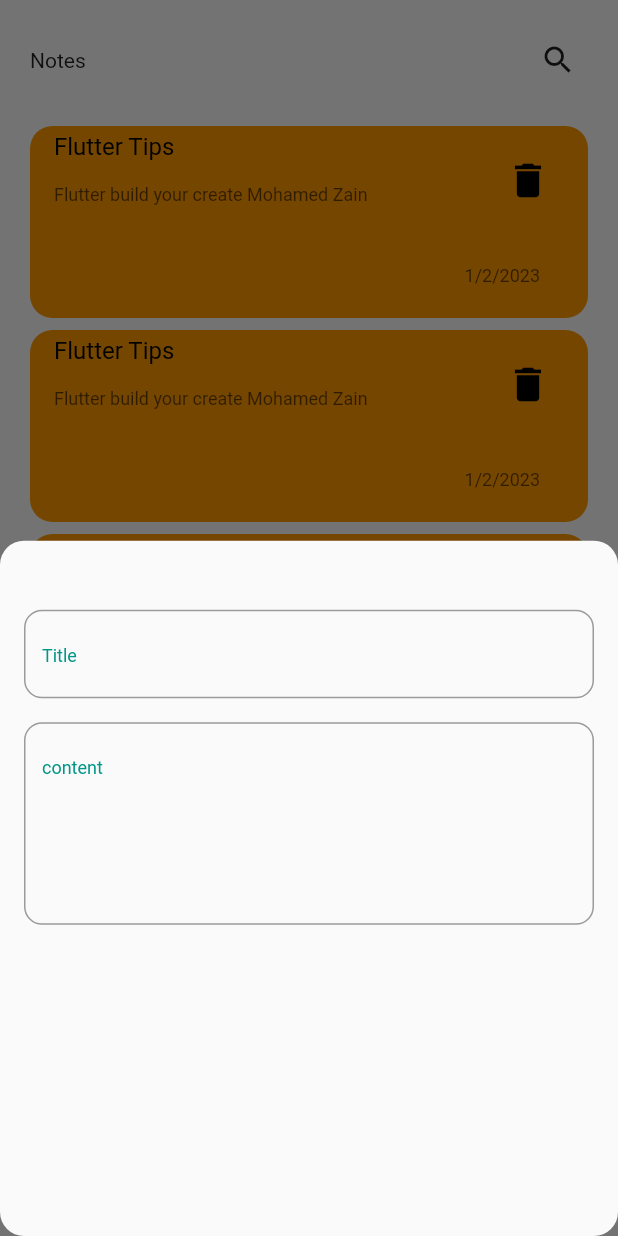
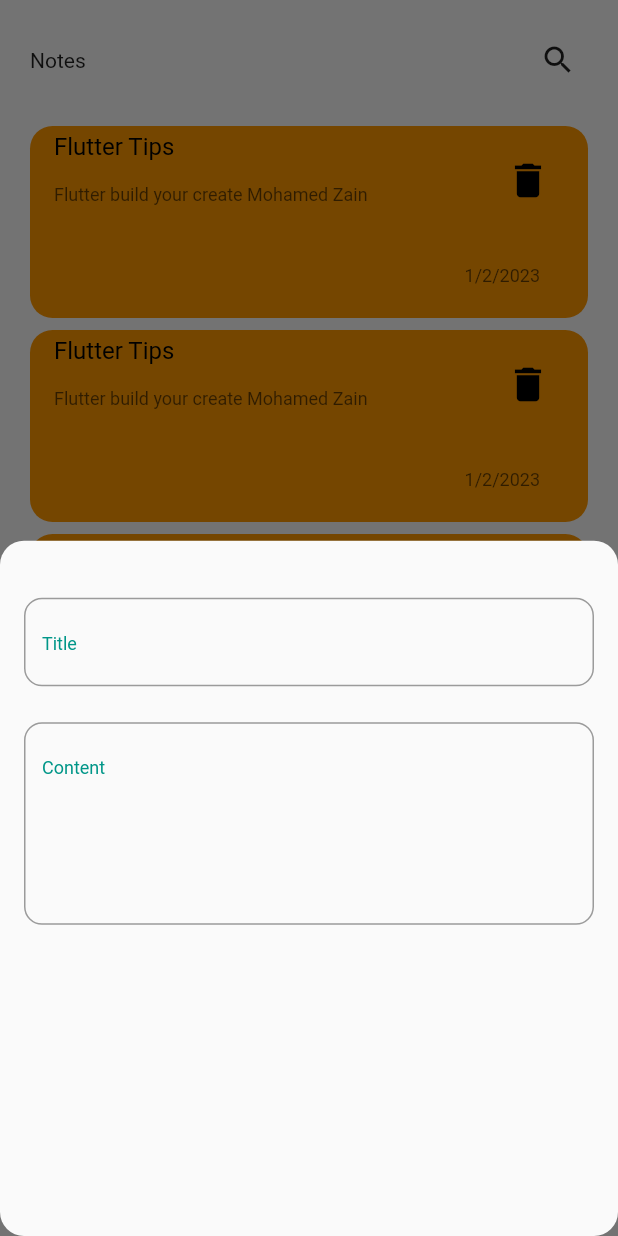
Before and after one commit to mohamedredazain/notees_app, a Flutter app: the screen it shows after launch, after a tap on the "add" icon, on a phone screen of 412 x 824 dp. Run offline on Flutter 3.47's test engine with Material 2 defaults, Android fonts, the phone set to English and light mode, and no system bars.

Commit message:
edit note view

```diff
--- a/lib/custom_text_form.dart
+++ b/lib/custom_text_form.dart
@@ -14,7 +14,9 @@
 
   @override
   Widget build(BuildContext context) {
-    return Column(
+    return Padding(
+      padding: const EdgeInsets.only(top: 8,bottom: 16,left: 16,right: 16),
+      child: Column(
         children: [
           TextFormField(
             maxLines: maxLines,
@@ -28,6 +30,7 @@
 
           ),
         ],
+      ),
     );
   }
 
--- a/lib/notes_body.dart
+++ b/lib/notes_body.dart
@@ -73,9 +73,7 @@
 }
 
 AddNoteBottom(BuildContext context) {
-  return Padding(
-    padding: const EdgeInsets.all(16.0),
-    child: Column(
+  return Column(
     children: const [
       SizedBox(
         height: 30,
@@ -83,15 +81,11 @@
       CustomTextForm(
         hint: 'Title',
       ),
-        SizedBox(
-          height: 16,
-        ),
       CustomTextForm(
-          hint: 'content',
+        hint: 'Content',
         maxLines: 5,
       )
     ],
-    ),
   );
 }
 
```
Also changed, not shown: lib/edit_note_view.dart (+10 -0 lines). Lines whose indentation alone changed are shown as unchanged.
